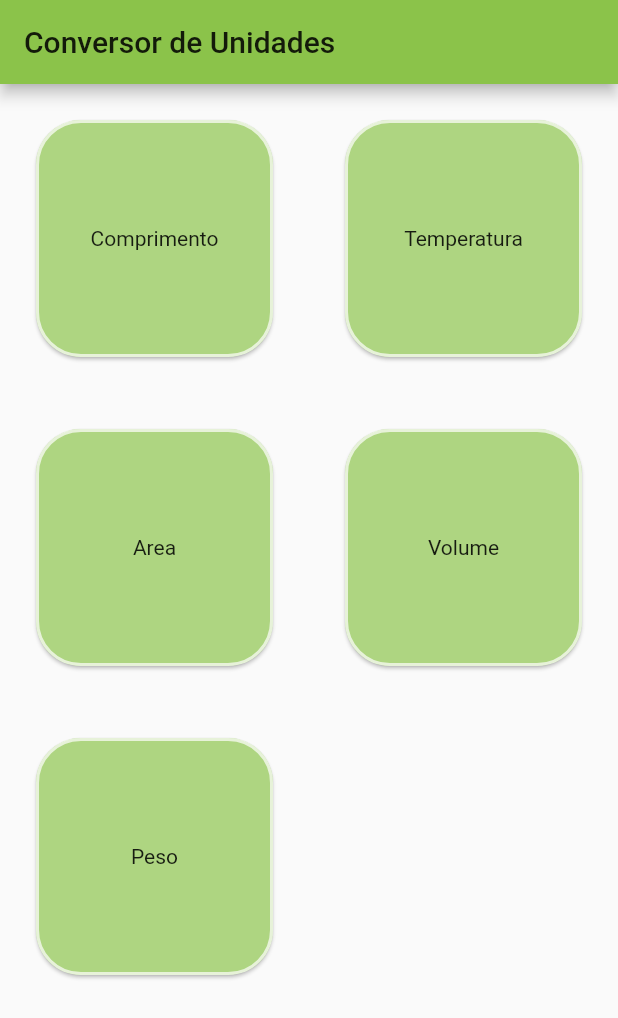
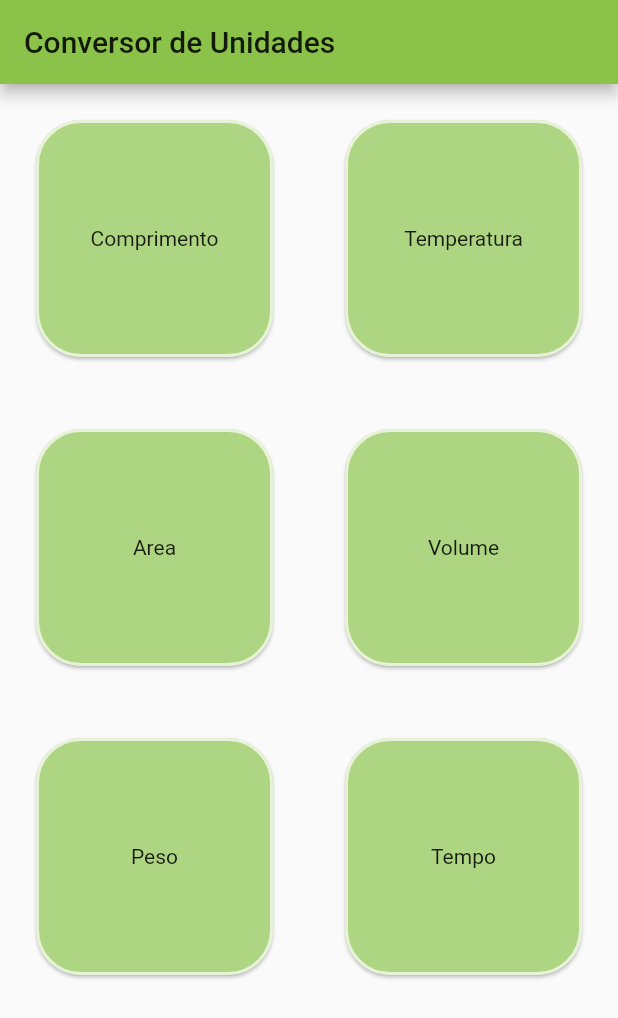
Before and after one commit to alex-cerlini/unit_converter, a Flutter app: the screen it shows after launch, on a phone screen of 412 x 824 dp. Shown: the top 1018 px of the screen. Run offline on Flutter 3.47's test engine with Material 2 defaults, Android fonts, the phone set to English and light mode, and no system bars.

Commit message:
Add Card Tempo

```diff
--- a/lib/main.dart
+++ b/lib/main.dart
@@ -117,6 +117,22 @@ class _MyHomePageState extends State<MyHomePage> {
               ),
             ),
           ),
+          Padding(
+            padding: const EdgeInsets.all(20),
+            child: Card(
+              color: Colors.lightGreen[300],
+              shape: RoundedRectangleBorder(
+                side: BorderSide(
+                  color: Colors.white70,
+                  width: 2,
+                ),
+                borderRadius: BorderRadius.circular(30),
+              ),
+              child: Center(
+                child: Text("Tempo"),
+              ),
+            ),
+          )
         ],
       ),
     );
```
